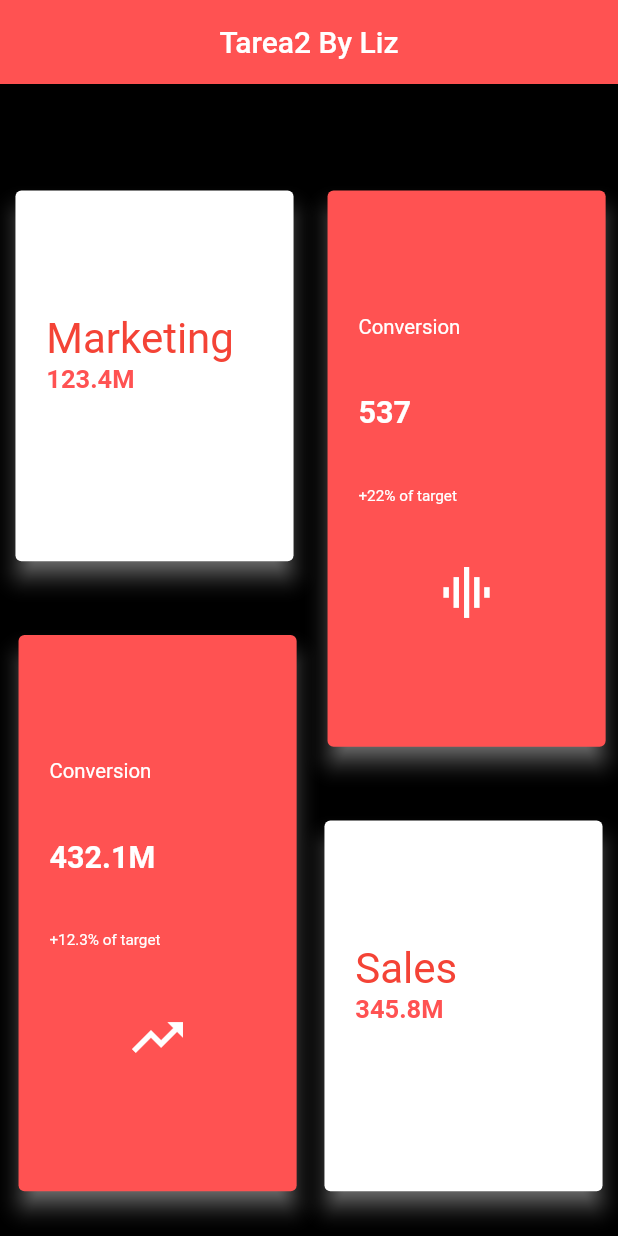
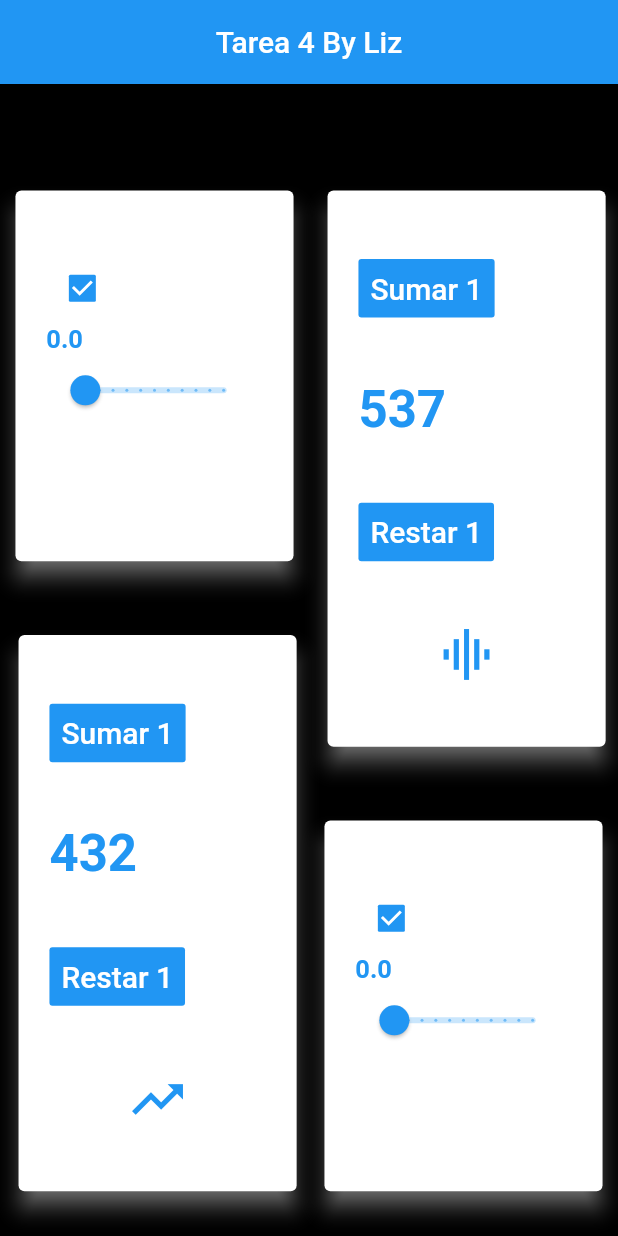
Before and after one commit to ZilVzq/RepLiz, a Flutter app: the screen it shows after launch, on a phone screen of 412 x 824 dp. Run offline on Flutter 3.47's test engine with Material 2 defaults, Android fonts, the phone set to English and light mode, and no system bars.

Commit message:
cambia color,suma y resta

```diff
--- a/lib/big_card.dart
+++ b/lib/big_card.dart
@@ -1,73 +1,100 @@
 import 'package:flutter/material.dart';
 
-class BigCard extends StatelessWidget {
-  String numb, numb2;
+class BigCard extends StatefulWidget {
+  String numb2;
+ final numb;
   IconData icono;
 
-  BigCard({this.numb, this.numb2, this.icono});
+  BigCard({ this.numb, this.numb2, this.icono});
 
+  @override
+  _BigCardState createState() => _BigCardState();
+}
+
+class _BigCardState extends State<BigCard> {
+  int  nume= 20;
   @override
   Widget build(BuildContext context) {
     Size size = MediaQuery.of(context).size;
     double height = size.height / 100;
     double width = size.width / 100;
     double hxw = height * width;
+    var numb;
     return Padding(
       padding: EdgeInsets.only(left: width *2, right: width, top: height * 5),
       child: Card(
-        color: Colors.redAccent,
+        color: Colors.white,
         shadowColor: Colors.white,
         elevation: 6,
         child: Container(
           width: width * 45,
           height: height * 45,
           padding: EdgeInsets.symmetric(
-              vertical: height * 10, horizontal: width * 5),
+              vertical: height * 5, horizontal: width * 5),
           child: Column(
             mainAxisAlignment: MainAxisAlignment.spaceBetween,
             children: [
 
                  Row(
                   children: [
-                    Text(
-                      "Conversion",
-                      textDirection: TextDirection.ltr,
-                      style: TextStyle(
-                        fontSize: hxw * .4,
-                        color: Colors.white,
+                    FlatButton(
+                      color: Colors.blue,
+                      textColor: Colors.white,
+                      disabledColor: Colors.grey,
+                      disabledTextColor: Colors.black,
+                      padding: EdgeInsets.all(8.0),
+                      splashColor: Colors.blueAccent,
+                      onPressed: () {
+
+                       setState(() {
+                         nume++;
+                       });
+                      },
+                      child: Text(
+                        "Sumar 1",
+                        style: TextStyle(fontSize: 20.0),
                       ),
-                    ),
+                    )
                   ],
                 ),
               Row(
                 children: [
                   Text(
-                    numb,
+                    widget.numb.toString(),
                     textWidthBasis: TextWidthBasis.longestLine,
                     style: TextStyle(
-                      fontSize: hxw * .6,
+                      fontSize: hxw * 1,
                       fontWeight: FontWeight.bold,
-                      color: Colors.white,
+                      color: Colors.blue,
                     ),
                   ),
                 ],
               ),
               Row(
                 children: [
-                  Text(
-                    numb2,
-                    textWidthBasis: TextWidthBasis.longestLine,
-                    style: TextStyle(
-                      fontSize: hxw * .3,
-                      color: Colors.white,
+                  FlatButton(
+                    color: Colors.blue,
+                    textColor: Colors.white,
+                    disabledColor: Colors.grey,
+                    disabledTextColor: Colors.black,
+                    padding: EdgeInsets.all(8),
+                    splashColor: Colors.blueAccent,
+                    onPressed: () {
+                      setState(() {
+                        nume--;
+                      });
+                    },
+                    child: Text(
+                      "Restar 1",
+                      style: TextStyle(fontSize: 20.0),
                     ),
-                  ),
+                  )
                 ],
               ),
               Icon(
                 // Icons.graphic_eq,
-                icono,
-                color: Colors.white,
+                widget.icono,
+                color: Colors.blue,
                 size: hxw * 1.2,
               )
             ],
--- a/lib/home_page.dart
+++ b/lib/home_page.dart
@@ -19,9 +19,9 @@ class HomePage extends StatelessWidget {
             child: Column(
               mainAxisAlignment: MainAxisAlignment.center,
               children: [
-                SmallCard(tex1: "Marketing", tex2: "123.4M"),
+                SmallCard(text1: "Marketing", text2: "123.4M"),
                 BigCard(
-                    numb: "432.1M",
+                    numb: 432,
                     numb2: "+12.3% of target",
                     icono: Icons.trending_up),
               ],
@@ -34,11 +34,11 @@ class HomePage extends StatelessWidget {
               children: [
 
                 BigCard(
-                  numb: "537",
+                  numb: 537,
                   numb2: "+22% of target",
                   icono: Icons.graphic_eq,
                 ),
-                SmallCard(tex1: "Sales", tex2: "345.8M"),
+                SmallCard(text1: "Sales", text2: "345.8M"),
               ],
             ),
           ),
--- a/lib/main.dart
+++ b/lib/main.dart
@@ -15,8 +15,8 @@ class MyApp extends StatelessWidget {
       home:
       Scaffold(
         appBar: AppBar(
-          title: Text("Tarea2 By Liz"),
-          backgroundColor: Colors.redAccent,
+          title: Text("Tarea 4 By Liz"),
+          backgroundColor: Colors.blue,
           centerTitle: true,
         ),
         body:
--- a/lib/small_card.dart
+++ b/lib/small_card.dart
@@ -1,53 +1,77 @@
 import 'package:flutter/material.dart';
 import 'package:flutter/widgets.dart';
 
-class SmallCard extends StatelessWidget {
-  String tex1, tex2;
+class SmallCard extends StatefulWidget {
+  final String text1;
+  final String text2;
 
-  SmallCard({this.tex1, this.tex2});
+  SmallCard({this.text1, this.text2});
+  @override
+  _SmallCardState createState() => _SmallCardState();
+}
 
+class _SmallCardState extends State<SmallCard> {
+  double valueSlider = 0;
+  bool valueCheckboox = true;
   @override
   Widget build(BuildContext context) {
     Size size = MediaQuery.of(context).size;
     double height = size.height / 100;
     double width = size.width / 100;
     double hxw = height * width;
+
     return Padding(
       padding: EdgeInsets.only(left: width, right: width, top: height * 5),
       child: Card(
         shadowColor: Colors.white,
+        color: valueCheckboox
+            ? Colors.white
+            : Colors.white60,
         elevation: 6,
         child: Container(
           width: width * 45,
           height: height * 30,
-          padding: EdgeInsets.symmetric(
-              vertical: height * 10, horizontal: width * 5),
+          padding:
+              EdgeInsets.symmetric(vertical: height * 5, horizontal: width * 5),
           child: Column(
             children: [
               Row(
                 children: [
-                  Text(
-                    tex1,
-                    textScaleFactor: 2,
-                    textAlign: TextAlign.left,
-                    style: TextStyle(
-                     // fontSize: 17,
-                      color: Colors.red,
-                    ),
-                  ),
+                  Checkbox(
+                    value: valueCheckboox,
+                    onChanged: (bool isCheck) {
+                      setState(() {
+                        print(isCheck);
+                        valueCheckboox = isCheck;
+                      });
+                    },
+                  )
                 ],
               ),
               Row(
                 children: [
                   Text(
-                    tex2,
+                    valueSlider.toString(),
                     style: TextStyle(
                       fontSize: hxw * .5,
                       fontWeight: FontWeight.bold,
-                      color: Colors.redAccent,
+                      color: Colors.blue,
                     ),
                   ),
                 ],
+              ),
+              Slider(
+                value: valueSlider,
+                divisions: 10,
+                label: valueSlider.toString(),
+                min: 0,
+                max: 10,
+                onChanged: (double newValue) {
+                  setState(() {
+                    print(newValue.round());
+                    valueSlider = newValue;
+                  });
+                },
               ),
             ],
           ),
```
